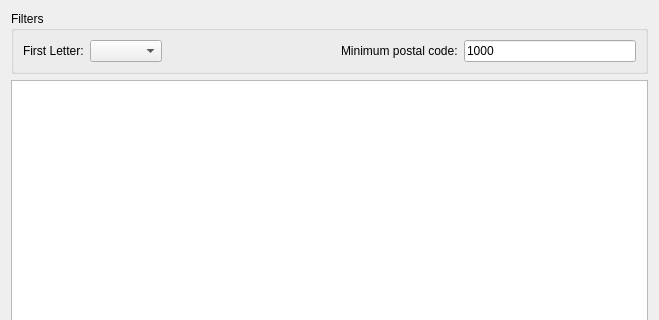
First picture: the form in viewer/dlgdemo.ui, repository tbikfalvi/Belenus, before the edit; both pictures show x 0 to 659 and y 0 to 320 of the 659 by 533 pixel window.
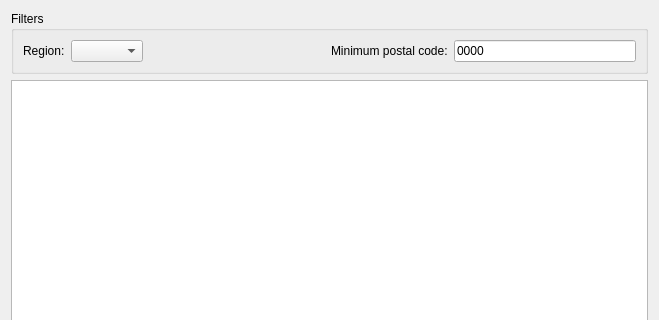
Second picture: the form after the edit.

```diff
--- a/viewer/dlgdemo.ui
+++ b/viewer/dlgdemo.ui
@@ -23,7 +23,7 @@
       <item>
        <widget class="QLabel" name="lblFirstLetter">
         <property name="text">
-         <string>First Letter:</string>
+         <string>Region:</string>
         </property>
        </widget>
       </item>
@@ -56,7 +56,7 @@
          <string>9999; </string>
         </property>
         <property name="text">
-         <string>1000</string>
+         <string>0000</string>
         </property>
        </widget>
       </item>
```
Left out of the diff: 38 changed lines with no effect on the pictures.
